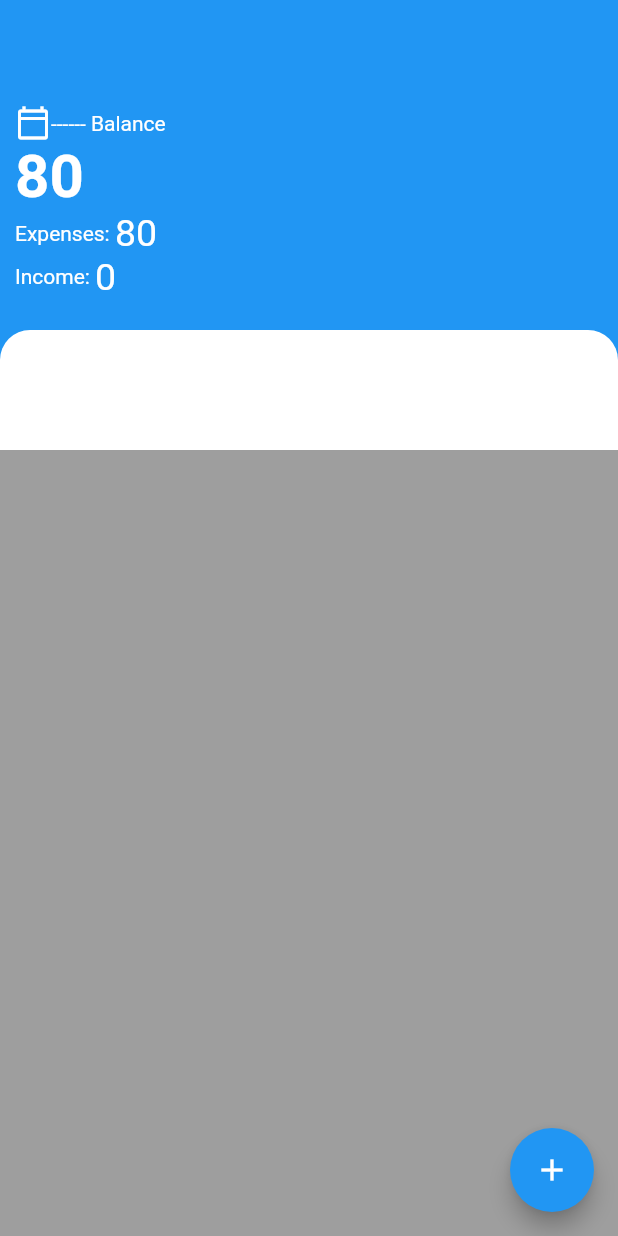
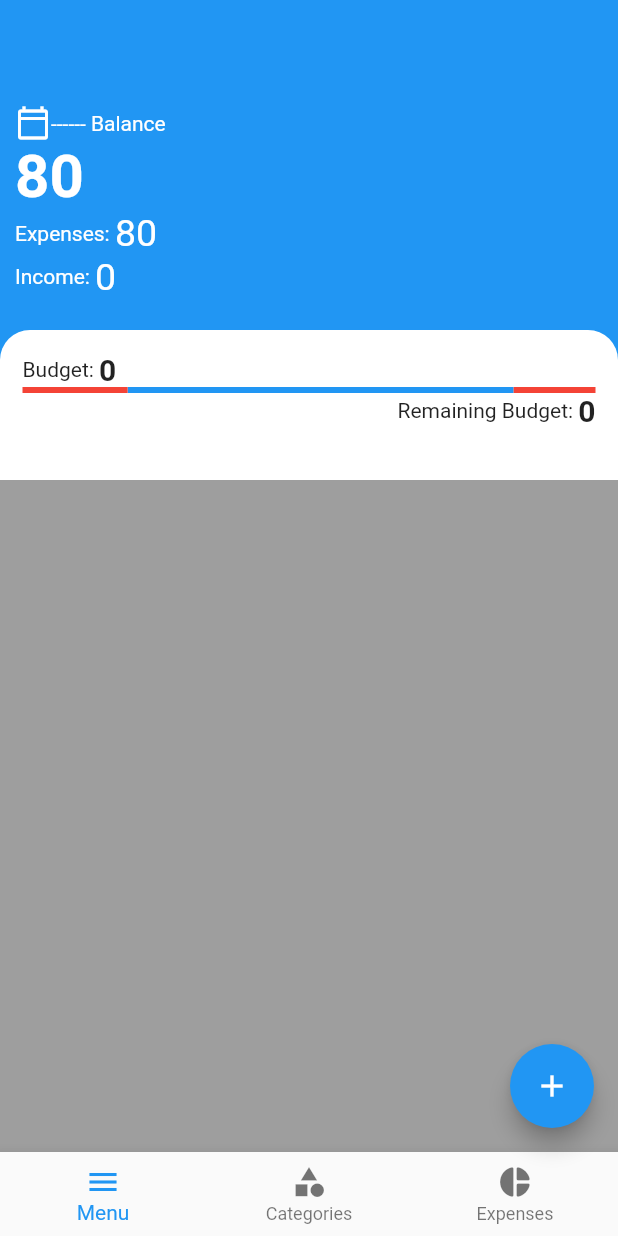
Before and after one commit to SanjilSaurav/budget_app, a Flutter app: the screen it shows after launch, on a phone screen of 412 x 824 dp. Run offline on Flutter 3.47's test engine with Material 2 defaults, Android fonts, the phone set to English and light mode, and no system bars.

Commit message:
Added Bottom Navigation Bar. Tried to add progress indicator for expenses.

```diff
--- a/lib/main.dart
+++ b/lib/main.dart
@@ -1,3 +1,4 @@
+import 'package:flutter/cupertino.dart';
 import 'package:flutter/material.dart';
 
 void main() {
@@ -80,7 +81,7 @@ class _MyHomePageState extends State<MyHomePage> {
       body: Column(
           children: [
             SizedBox(
-              height: 300,
+              height: 320,
               child: Stack(
                 children: [
                   Container(
@@ -134,10 +135,38 @@ class _MyHomePageState extends State<MyHomePage> {
                   Align(
                     alignment: AlignmentDirectional.bottomStart,
                     child: Container(
-                      height: 80,
+                      padding: const EdgeInsets.all(15),
+                      height: 100,
                       decoration: const BoxDecoration(
                         color: Colors.white,
                         borderRadius: BorderRadius.only(topRight: Radius.circular(20), topLeft: Radius.circular(20))
+                      ),
+                      child: Column(
+                        children: [
+                          Row(
+                            children: [
+                              Text("Budget: "),
+                              Text("$budget",
+                                style: const TextStyle(
+                                  fontWeight: FontWeight.bold,
+                                  fontSize: 20,
+                                ),
+                              ),
+                            ],
+                          ),
+                          const LinearProgressIndicator(
+                            backgroundColor: Colors.red,
+                          ),
+                          Row(
+                            mainAxisAlignment: MainAxisAlignment.end,
+                            children: [
+                              Text("Remaining Budget: "),
+                              Text("$remainingBudget",
+                                style: const TextStyle(fontSize: 20, fontWeight: FontWeight.bold),
+                              ),
+                            ],
+                          ),
+                        ],
                       ),
                     ),
                   )
@@ -155,6 +184,22 @@ class _MyHomePageState extends State<MyHomePage> {
         tooltip: 'Increment',
         child: const Icon(Icons.add),
       ),
+      bottomNavigationBar: BottomNavigationBar(
+        items: const <BottomNavigationBarItem>[
+          BottomNavigationBarItem(
+            icon: Icon(Icons.menu),
+            label: 'Menu'
+          ),
+          BottomNavigationBarItem(
+              icon: Icon(Icons.category),
+              label: 'Categories'
+          ),
+          BottomNavigationBarItem(
+              icon: Icon(Icons.pie_chart_rounded),
+              label: 'Expenses'
+          ),
+        ],
+      ),
       // This trailing comma makes auto-formatting nicer for build methods.
     );
   }
```
